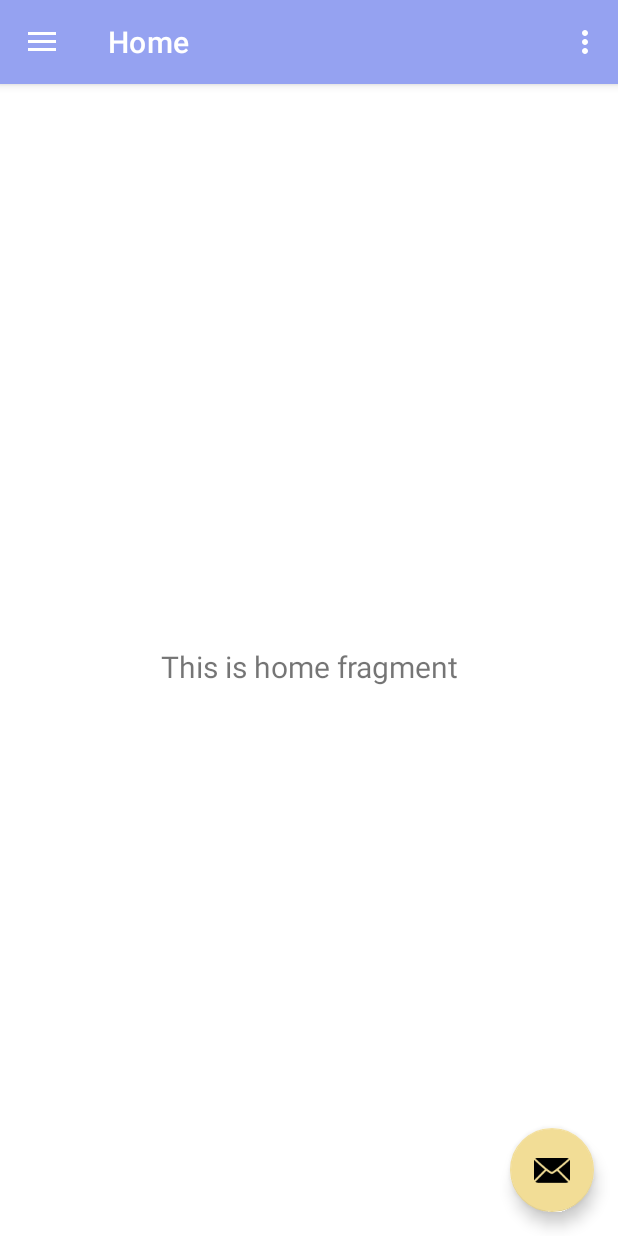
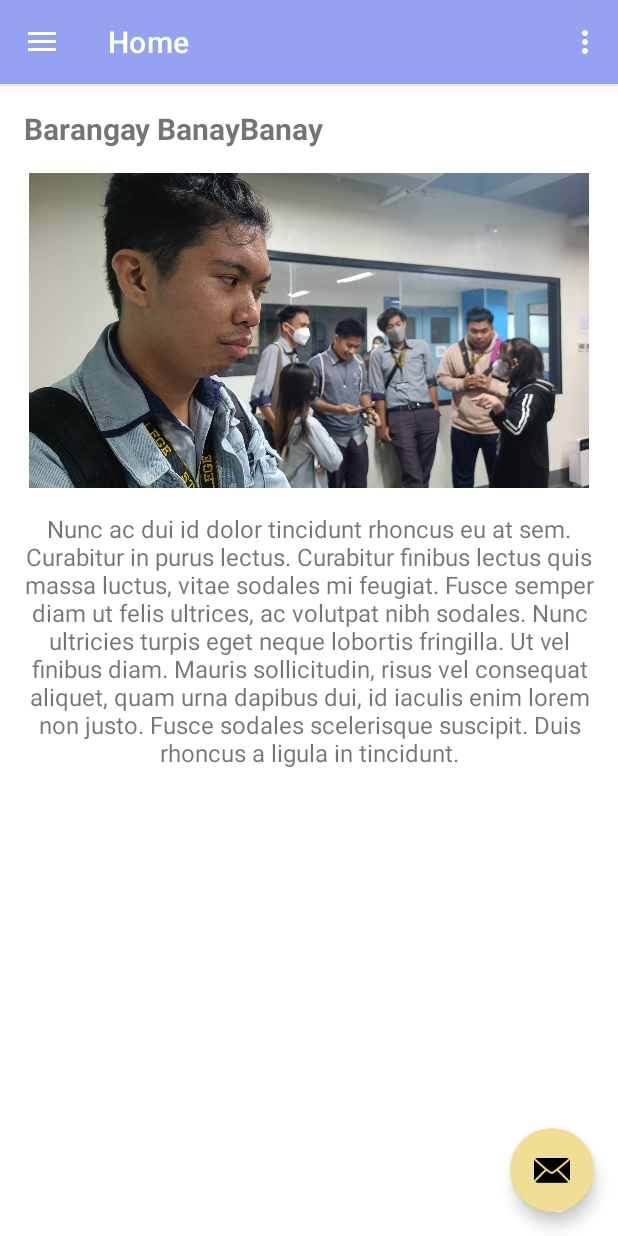
Before and after one commit to Grrom/barangay_cleaning, an Android app: the screen it shows after launch (MainActivity), on a phone screen of 412 x 824 dp. Run offline under Robolectric (Android 15) with nearby library versions, the phone set to English and light mode, and no system bars; our stand-ins replace navigation-ui.

Commit message:
add ui for home

```diff
--- a/app/src/main/java/com/example/barangay_cleaning/ui/home/HomeViewModel.java
+++ b/app/src/main/java/com/example/barangay_cleaning/ui/home/HomeViewModel.java
@@ -10,7 +10,6 @@ public class HomeViewModel extends ViewModel {
 
     public HomeViewModel() {
         mText = new MutableLiveData<>();
-        mText.setValue("This is home fragment");
     }
 
     public LiveData<String> getText() {
--- a/app/src/main/res/layout/fragment_home.xml
+++ b/app/src/main/res/layout/fragment_home.xml
@@ -1,22 +1,44 @@
 <?xml version="1.0" encoding="utf-8"?>
-<androidx.constraintlayout.widget.ConstraintLayout xmlns:android="http://schemas.android.com/apk/res/android"
-    xmlns:app="http://schemas.android.com/apk/res-auto"
+
+<androidx.appcompat.widget.LinearLayoutCompat xmlns:app="http://schemas.android.com/apk/res-auto"
+    xmlns:android="http://schemas.android.com/apk/res/android"
     xmlns:tools="http://schemas.android.com/tools"
     android:layout_width="match_parent"
     android:layout_height="match_parent"
+    android:orientation="vertical"
+    android:layout_gravity="center"
     tools:context=".ui.home.HomeFragment">
 
+
+
     <TextView
+        android:id="@+id/title"
+        android:layout_width="match_parent"
+        android:layout_height="wrap_content"
+        android:layout_margin="16dp"
+        android:textSize="20sp"
+        android:textStyle="bold"
+        android:text="@string/home_title"
+        />
+
+    <ImageView
+        android:id="@+id/imageView2"
+        android:layout_width="match_parent"
+        android:layout_height="210dp"
+        android:layout_marginHorizontal="16dp"
+        android:src="@drawable/temp_bg"
+        />
+
+    <TextView
+        android:layout_margin="16dp"
         android:id="@+id/text_home"
         android:layout_width="match_parent"
         android:layout_height="wrap_content"
         android:layout_marginStart="8dp"
-        android:layout_marginTop="8dp"
         android:layout_marginEnd="8dp"
+        android:text="@string/lorem_ipsum"
         android:textAlignment="center"
-        android:textSize="20sp"
-        app:layout_constraintBottom_toBottomOf="parent"
-        app:layout_constraintEnd_toEndOf="parent"
-        app:layout_constraintStart_toStartOf="parent"
-        app:layout_constraintTop_toTopOf="parent" />
-</androidx.constraintlayout.widget.ConstraintLayout>
+        android:textSize="16sp"
+        />
+
+</androidx.appcompat.widget.LinearLayoutCompat>
--- a/app/src/main/res/values/strings.xml
+++ b/app/src/main/res/values/strings.xml
@@ -12,4 +12,6 @@
     <string name="menu_areas">Areas</string>
     <string name="menu_activities">Activities</string>
     <string name="menu_reports">Reports</string>
+    <string name="home_title">Barangay BanayBanay</string>
+    <string name="lorem_ipsum">Nunc ac dui id dolor tincidunt rhoncus eu at sem. Curabitur in purus lectus. Curabitur finibus lectus quis massa luctus, vitae sodales mi feugiat. Fusce semper diam ut felis ultrices, ac volutpat nibh sodales. Nunc ultricies turpis eget neque lobortis fringilla. Ut vel finibus diam. Mauris sollicitudin, risus vel consequat aliquet, quam urna dapibus dui, id iaculis enim lorem non justo. Fusce sodales scelerisque suscipit. Duis rhoncus a ligula in tincidunt. </string>
 </resources>
```
Also changed, not shown: app/src/main/res/drawable/temp_bg.jpg (added).
